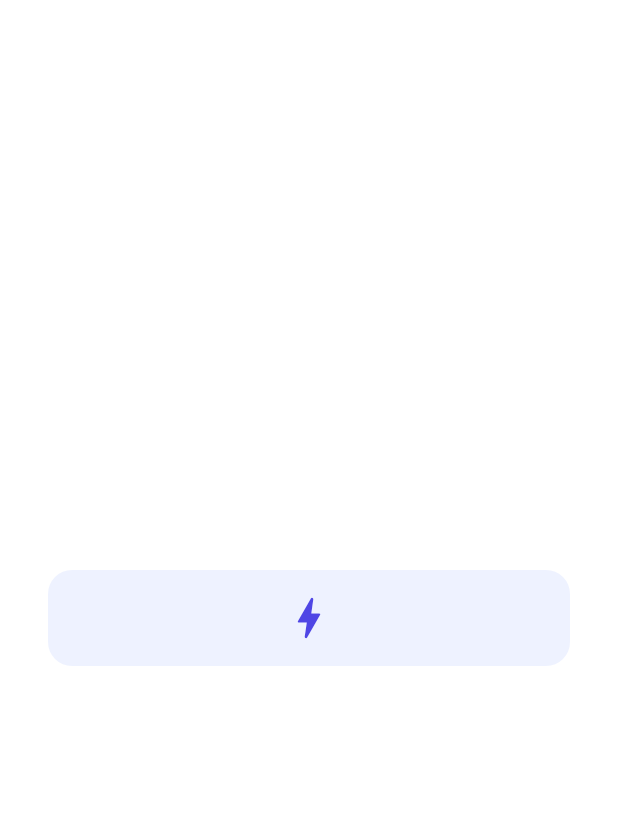
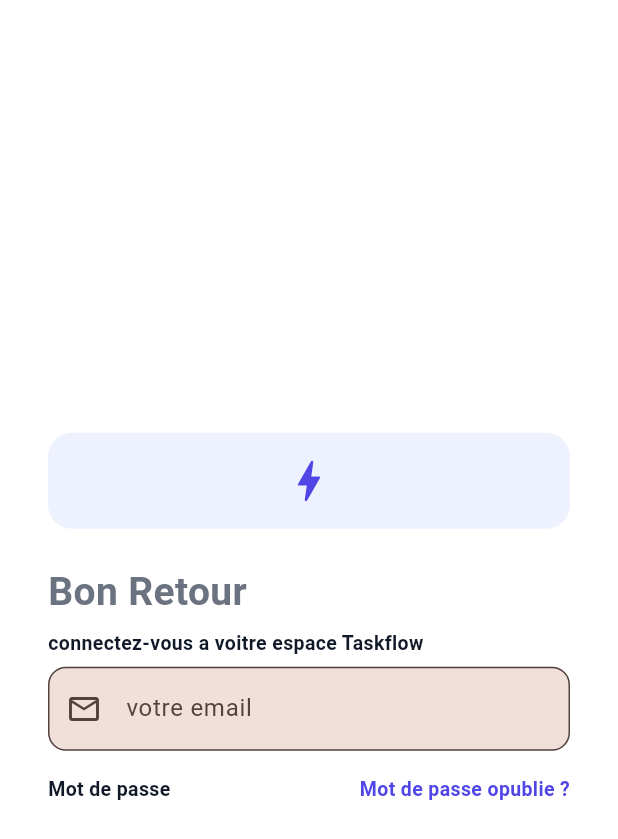
Before and after one commit to Matoor95/taskflow_di2, a Flutter app: the LoginPage screen opened directly, on a phone screen of 412 x 824 dp. Shown: the top 839 px of the screen. Run offline on Flutter 3.47's test engine with Material 3 defaults, Android fonts, the phone set to English and light mode, and no system bars; our stand-ins replace firebase_auth, firebase_core; accounts and stored records are empty; generated files the repository leaves out were written again.

Commit message:
design login page

```diff
--- a/lib/screens/auth/login_page.dart
+++ b/lib/screens/auth/login_page.dart
@@ -1,71 +1,68 @@
 import 'package:flutter/material.dart';
+import 'package:taskflow_di2/screens/auth/widgets/auth_text_field.dart';
 import 'package:taskflow_di2/services/auth/auth_service.dart';
 
 class LoginPage extends StatefulWidget {
-  const LoginPage({ Key? key }) : super(key: key);
+  const LoginPage({Key? key}) : super(key: key);
 
   @override
   _LoginPageState createState() => _LoginPageState();
 }
 
 class _LoginPageState extends State<LoginPage> {
-  final _formKey=GlobalKey<FormState>();
+  final _formKey = GlobalKey<FormState>();
   final _emailController = TextEditingController();
-  final _passwordController=TextEditingController();
-  final _authService=AuthService();
-  bool _loading=false;
+  final _passwordController = TextEditingController();
+  final _authService = AuthService();
+  bool _loading = false;
   @override
   // dispose permet de nettoyer les resource , il est essentiel a la gestioon de la memoire
-  void dispose (){
+  void dispose() {
     _emailController.dispose();
     _passwordController.dispose();
     super.dispose();
-
   }
 
-  Future <void> _login() async {
-    if(!_formKey.currentState!.validate()) return ;
-    setState(()=>_loading=true);
-    final error=await _authService.login(
-      email:_emailController.text,
-      password:_passwordController.text,
+  Future<void> _login() async {
+    if (!_formKey.currentState!.validate()) return;
+    setState(() => _loading = true);
+    final error = await _authService.login(
+      email: _emailController.text,
+      password: _passwordController.text,
     );
     //si le widget n'est plus dansd l'arbre
-    if(!mounted) return ;
-    setState(()=>_loading=false);
-    if(error != null){
+    if (!mounted) return;
+    setState(() => _loading = false);
+    if (error != null) {
       ScaffoldMessenger.of(context).showSnackBar(
-        SnackBar(content:Text(error), backgroundColor:const Color (0xFFEF4444)),
+        SnackBar(
+            content: Text(error), backgroundColor: const Color(0xFFEF4444)),
       );
-
+    }
   }
 
+  Future<void> _forgotPassword() async {
+    if (_emailController.text.isEmpty) {
+      ScaffoldMessenger.of(context).showSnackBar(
+          const SnackBar(content: Text("Entrez votre email d\'abord")));
+      return;
+    }
+    final error = await _authService.sendPasswordReset(_emailController.text);
+    if (!mounted) return;
+    ScaffoldMessenger.of(context).showSnackBar(SnackBar(
+      content: Text(error ?? 'Email de renitialisation envoye'),
+      backgroundColor:
+          error != null ? const Color(0xFFEF4444) : const Color(0xFFfE444),
+    ));
   }
 
-  Future <void> _forgotPassword() async{
-    if(_emailController.text.isEmpty){
-      ScaffoldMessenger.of(context).showSnackBar(
-        const SnackBar(content: Text("Entrez votre email d\'abord"))
-      );
-      return;
-
-    }
-    final error= await _authService.sendPasswordReset(_emailController.text);
-    if(!mounted) return ;
-    ScaffoldMessenger.of(context).showSnackBar(
-      SnackBar(
-        content: Text(error ?? 'Email de renitialisation envoye'),
-        backgroundColor: error != null ? const Color(0xFFEF4444) : const Color(0xFFfE444),
-        )
-    );
-  }
   Widget build(BuildContext context) {
     const indigo = Color(0xFF4F46E5);
     const indigoLight = Color(0xFFEEF2FF);
     const textPrimary = Color(0xFF111827);
     const textSecondary = Color(0xFF6B7280);
     const borderColor = Color(0xFFE5E7EB);
-        return  Scaffold(
+    return Scaffold(
       backgroundColor: Colors.white,
       body: SafeArea(
           child: Center(
@@ -82,20 +79,72 @@ class _LoginPageState extends State<LoginPage> {
                     height: 64,
                     decoration: BoxDecoration(
                         color: indigoLight,
-                      borderRadius: BorderRadius.circular(16)
+                        borderRadius: BorderRadius.circular(16)),
+                    child:
+                        const Icon(Icons.bolt_rounded, size: 36, color: indigo),
                   ),
-                    child: const Icon(Icons.bolt_rounded, size: 36, color: indigo),
+                  const SizedBox(
+                    height: 24.0,
+                  ),
+                  // titre
+                  const Text(
+                    'Bon Retour',
+                    style: TextStyle(
+                        fontSize: 26,
+                        color: textSecondary,
+                        fontWeight: FontWeight.w700),
+                  ),
+                  const SizedBox(
+                    height: 6,
+                  ),
+                  const Text('connectez-vous a voitre espace Taskflow',
+                      style: TextStyle(
+                          fontSize: 13,
+                          fontWeight: FontWeight.w600,
+                          color: textPrimary)),
+                  const SizedBox(
+                    height: 6,
+                  ),
+                  // const Text('Adrese email', style: TextStyle(fontSize: 13, fontWeight: FontWeight.w600, color: textPrimary),),
+                  AuthTextField(
+                    controller: _emailController,
+                    hint: 'email@gmail.com',
+                    label: 'votre email',
+                    prefixIcon: Icons.email_outlined,
+                    validator: (v) => (v == null || !v.contains('@'))
+                        ? 'email invalide'
+                        : null,
+                  ),
+                  SizedBox(
+                    height: 16,
+                  ),
+                  // label du mot de passe
+                  Row(
+                    mainAxisAlignment: MainAxisAlignment.spaceBetween,
+                    children: [
+                      const Text(
+                        'Mot de passe',
+                        style: TextStyle(
+                            fontSize: 13,
+                            fontWeight: FontWeight.w600,
+                            color: textPrimary),
+                      ),
+                      GestureDetector(
+                        onTap: _forgotPassword,
+                        child: const Text(
+                          'Mot de passe opublie ?',
+                          style: TextStyle(
+                              fontSize: 13,
+                              fontWeight: FontWeight.w600,
+                              color: indigo),
+                        ),
                       )
                     ],
                   )
+                ],
+              )),
         ),
-
-          ),
-
-        )
-        )
-        ,
-
+      )),
     );
   }
 }
```
Also changed, not shown: lib/main.dart (+42 -35 lines), lib/screens/home/home_page.dart (added, +17 -0 lines). Lines whose indentation alone changed are shown as unchanged.
